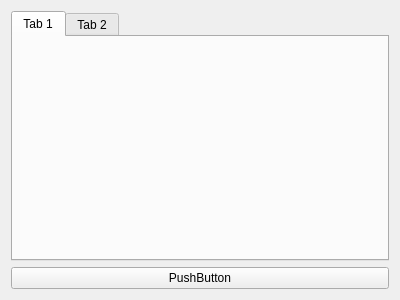
Old version of the form application/window.ui in the repository TheNiteCoder/mx-bashrc-config.
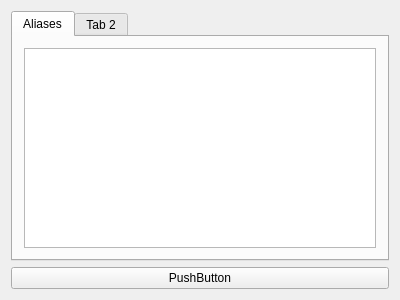
New version of the form.

The edit to the form file:
```diff
--- a/application/window.ui
+++ b/application/window.ui
@@ -20,8 +20,13 @@
       <widget class="QTabWidget" name="tabWidget">
        <widget class="QWidget" name="tab">
         <attribute name="title">
-         <string>Tab 1</string>
+         <string>Aliases</string>
         </attribute>
+        <layout class="QVBoxLayout" name="verticalLayout_3">
+         <item>
+          <widget class="QTableWidget" name="tableWidget_Aliases"/>
+         </item>
+        </layout>
        </widget>
        <widget class="QWidget" name="tab_2">
         <attribute name="title">
```
